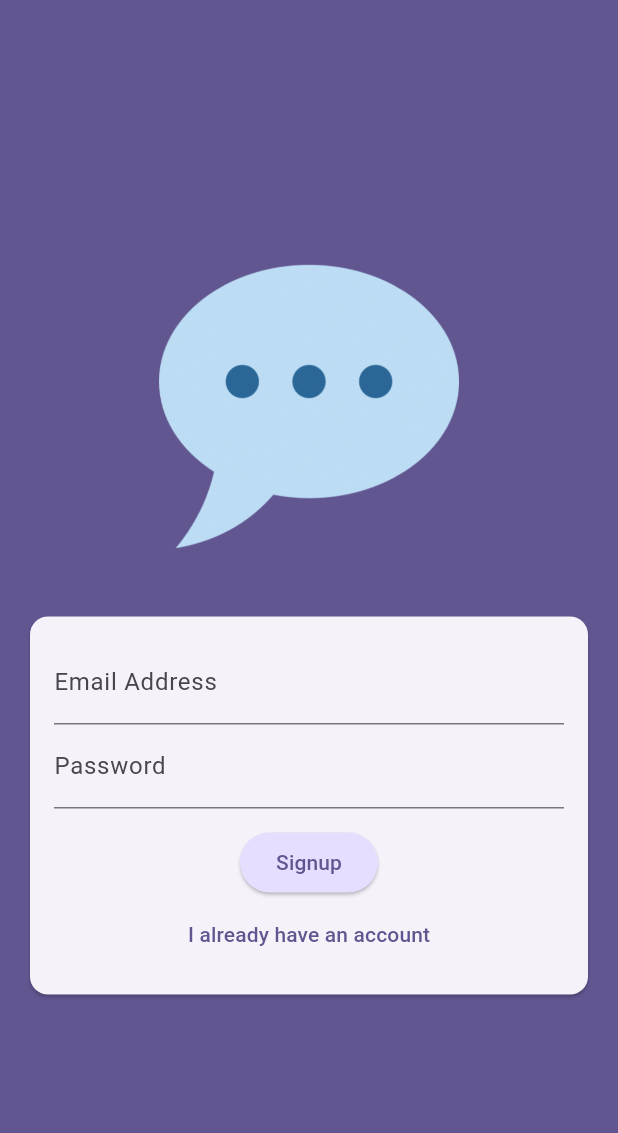
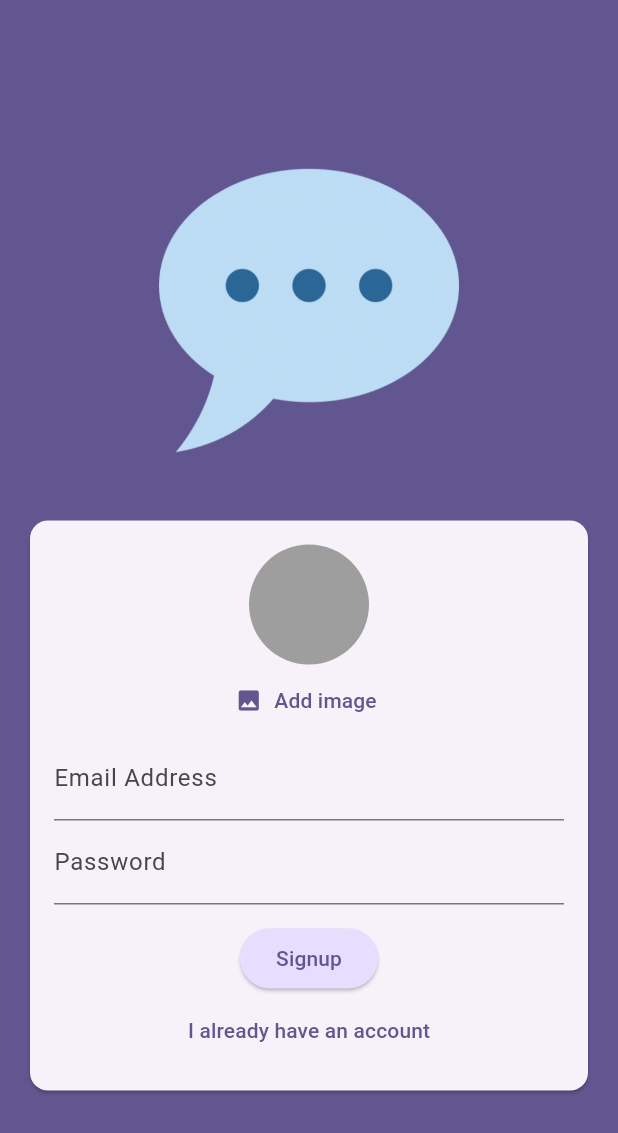
Before and after one commit to tidianeb5/chat_app, a Flutter app: the screen it shows after launch, after a tap on "Create an account", on a phone screen of 412 x 824 dp. Shown: the top 1133 px of the screen. Run offline on Flutter 3.47's test engine with Material 3 defaults, Android fonts, the phone set to English and light mode, and no system bars; our stand-ins replace cloud_firestore, firebase_auth, firebase_core, firebase_storage, image_picker; accounts and stored records are empty.

Commit message:
add image

```diff
--- a/lib/screen/auth.dart
+++ b/lib/screen/auth.dart
@@ -1,7 +1,14 @@
+import 'dart:io';
+
+import 'package:chat_app/widgets/user_image_picker.dart';
+import 'package:cloud_firestore/cloud_firestore.dart';
 import 'package:firebase_auth/firebase_auth.dart';
+import 'package:firebase_storage/firebase_storage.dart';
 import 'package:flutter/material.dart';
 
 final FirebaseAuth _auth = FirebaseAuth.instance;
+final FirebaseStorage _storage = FirebaseStorage.instance;
+final FirebaseFirestore _db = FirebaseFirestore.instance;
 
 class AuthScreen extends StatefulWidget {
   const AuthScreen({super.key});
@@ -18,6 +25,11 @@ class _AuthScreenState extends State<AuthScreen> {
 
   final _emailController = TextEditingController();
   final _passwordController = TextEditingController();
+  File? _selectedImage;
+
+  void _selectedImageFn(File pickedImage) {
+    _selectedImage = pickedImage;
+  }
 
   void _showSnackbar(String text) {
     ScaffoldMessenger.of(context).showSnackBar(SnackBar(
@@ -33,6 +45,7 @@ class _AuthScreenState extends State<AuthScreen> {
       });
       final credential = await _auth.signInWithEmailAndPassword(
           email: email, password: password);
+
       _showSnackbar("Logged in");
     } on FirebaseAuthException catch (e) {
       if (e.code == 'user-not-found') {
@@ -60,6 +73,17 @@ class _AuthScreenState extends State<AuthScreen> {
       final credential = await _auth.createUserWithEmailAndPassword(
           email: email, password: password);
       print(credential);
+      final storageRef = _storage
+          .ref()
+          .child('user_images')
+          .child("${credential.user!.uid}.jpg");
+      await storageRef.putFile(_selectedImage!);
+      final downloadUrl = await storageRef.getDownloadURL();
+
+      await _db.collection('users').doc(credential.user!.uid).set({
+        'email': email,
+        'image_url': downloadUrl,
+      });
       _showSnackbar('Your account has been created.');
     } on FirebaseAuthException catch (e) {
       if (e.code == 'weak-password') {
@@ -83,7 +107,12 @@ class _AuthScreenState extends State<AuthScreen> {
     final password = _passwordController.text;
 
     if (email.isEmpty || password.isEmpty) {
-      _showSnackbar("email or password is empty");
+      _showSnackbar("email or password  is empty");
+      return;
+    }
+
+    if (_selectedImage == null && !_isLogin) {
+      _showSnackbar("Please pick an image");
       return;
     }
 
@@ -128,6 +157,8 @@ class _AuthScreenState extends State<AuthScreen> {
                       child: Column(
                         mainAxisSize: MainAxisSize.min,
                         children: [
+                          if (!_isLogin)
+                            UserImagePicker(imagePickFn: _selectedImageFn),
                           TextFormField(
                             controller: _emailController,
                             decoration: const InputDecoration(
--- /dev/null
+++ b/lib/widgets/user_image_picker.dart
@@ -0,0 +1,50 @@
+import 'dart:io';
+
+import 'package:flutter/material.dart';
+import 'package:image_picker/image_picker.dart';
+
+class UserImagePicker extends StatefulWidget {
+  const UserImagePicker({super.key, required this.imagePickFn});
+
+  final void Function(File pickedImage) imagePickFn;
+
+  @override
+  State<UserImagePicker> createState() => _UserImagePickerState();
+}
+
+class _UserImagePickerState extends State<UserImagePicker> {
+  File? _pickedImageFile;
+
+  void _pickImage() async {
+    final pickedImage = await ImagePicker().pickImage(
+      source: ImageSource.camera,
+      imageQuality: 50,
+      maxWidth: 150,
+    );
+
+    if (pickedImage == null) {
+      return;
+    }
+    setState(() {
+      _pickedImageFile = File(pickedImage.path);
+    });
+
+    widget.imagePickFn(_pickedImageFile!);
+  }
+
+  @override
+  Widget build(BuildContext context) {
+    return Column(children: [
+      CircleAvatar(
+        radius: 40,
+        backgroundColor: Colors.grey,
+        foregroundImage:
+            _pickedImageFile != null ? FileImage(_pickedImageFile!) : null,
+      ),
+      TextButton.icon(
+          onPressed: _pickImage,
+          label: const Text('Add image'),
+          icon: const Icon(Icons.image))
+    ]);
+  }
+}
--- a/pubspec.yaml
+++ b/pubspec.yaml
@@ -36,6 +36,9 @@ dependencies:
   cupertino_icons: ^1.0.8
   firebase_core: ^3.6.0
   firebase_auth: ^5.3.1
+  firebase_storage: ^12.3.3
+  image_picker: ^1.1.2
+  cloud_firestore: ^5.4.4
 
 dev_dependencies:
   flutter_test:
```
Also changed, not shown: pubspec.lock, 3 other files.
